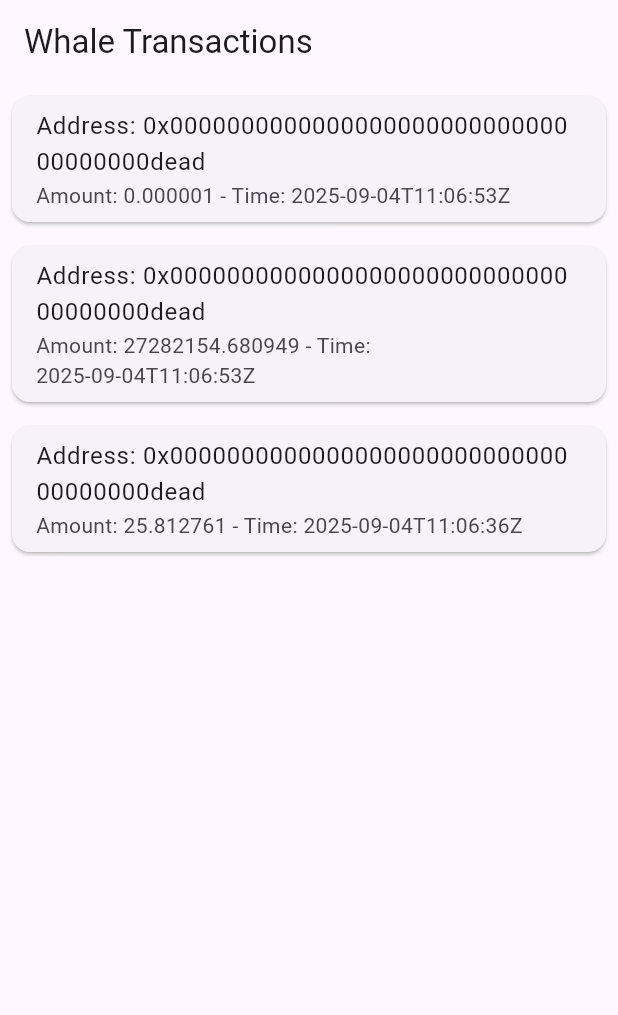
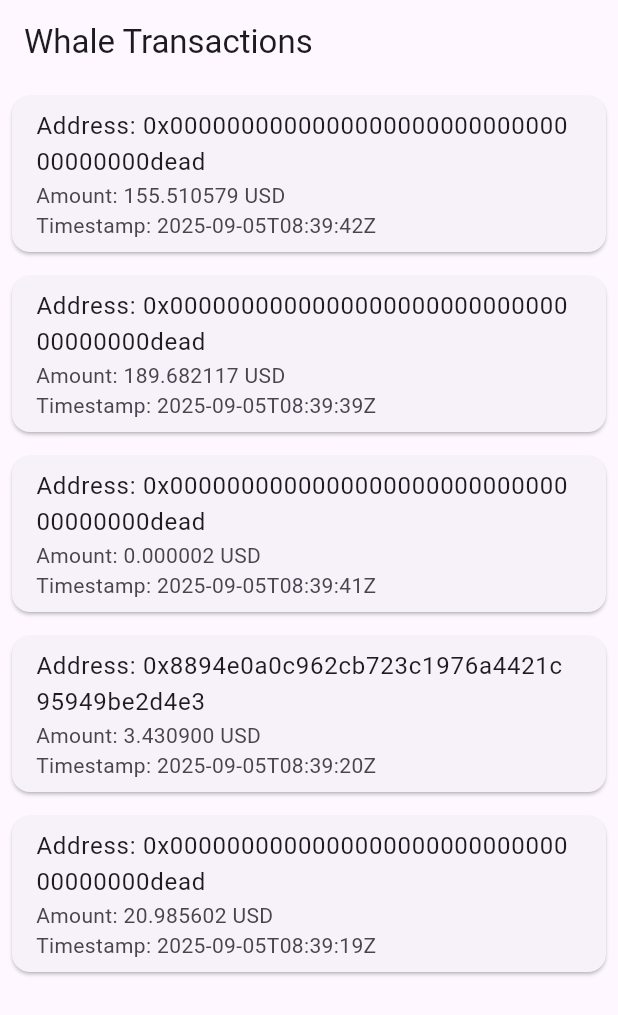
Before and after one commit to ygtsmt/crew_deneme, a Flutter app: the screen it shows after launch, on a phone screen of 412 x 824 dp. Shown: the top 1015 px of the screen. Run offline on Flutter 3.47's test engine with Material 3 defaults, Android fonts, the phone set to English and light mode, and no system bars.

Commit message:
Automated code generation for whale tracking Flutter app

```diff
--- a/lib/main.dart
+++ b/lib/main.dart
@@ -1,37 +1,46 @@
 import 'package:flutter/material.dart';
 
 void main() {
-  runApp(WhaleTrackingApp());
+  runApp(MyApp());
 }
 
-class WhaleTrackingApp extends StatelessWidget {
+class MyApp extends StatelessWidget {
   @override
   Widget build(BuildContext context) {
     return MaterialApp(
       title: 'Whale Tracking',
-      home: WhaleListScreen(),
+      home: WhaleList(),
     );
   }
 }
 
-class WhaleListScreen extends StatelessWidget {
+class WhaleList extends StatelessWidget {
   final List<Map<String, dynamic>> transactions = [
     {
-      'whale_address': '0x000000000000000000000000000000000000dead',
-      'value_formatted': '0.000001',
-      'timestamp': '2025-09-04T11:06:53Z'
+      "whale_address": "0x000000000000000000000000000000000000dead",
+      "value_formatted": "155.510579",
+      "timestamp": "2025-09-05T08:39:42Z"
     },
     {
-      'whale_address': '0x000000000000000000000000000000000000dead',
-      'value_formatted': '27282154.680949',
-      'timestamp': '2025-09-04T11:06:53Z'
+      "whale_address": "0x000000000000000000000000000000000000dead",
+      "value_formatted": "189.682117",
+      "timestamp": "2025-09-05T08:39:39Z"
     },
     {
-      'whale_address': '0x000000000000000000000000000000000000dead',
-      'value_formatted': '25.812761',
-      'timestamp': '2025-09-04T11:06:36Z'
+      "whale_address": "0x000000000000000000000000000000000000dead",
+      "value_formatted": "0.000002",
+      "timestamp": "2025-09-05T08:39:41Z"
     },
-    // Additional transactions can be added here
+    {
+      "whale_address": "0x8894e0a0c962cb723c1976a4421c95949be2d4e3",
+      "value_formatted": "3.430900",
+      "timestamp": "2025-09-05T08:39:20Z"
+    },
+    {
+      "whale_address": "0x000000000000000000000000000000000000dead",
+      "value_formatted": "20.985602",
+      "timestamp": "2025-09-05T08:39:19Z"
+    }
   ];
 
   @override
@@ -45,10 +54,10 @@ class WhaleListScreen extends StatelessWidget {
         itemBuilder: (context, index) {
           final transaction = transactions[index];
           return Card(
-            margin: EdgeInsets.all(8.0),
+            margin: EdgeInsets.all(8),
             child: ListTile(
               title: Text('Address: ${transaction['whale_address']}'),
-              subtitle: Text('Amount: ${transaction['value_formatted']} - Time: ${transaction['timestamp']}'),
+              subtitle: Text('Amount: ${transaction['value_formatted']} USD \nTimestamp: ${transaction['timestamp']}'),
             ),
           );
         },
```
